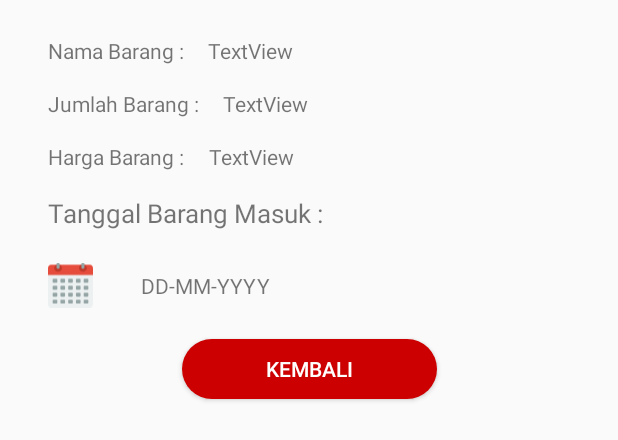
After one commit to Azizalfauzi/Warehouse-Helper, an Android app: the layout list_data_cari_find.xml on its own in the app's theme, with its tools: preview values and no code run, on a phone screen of 412 x 824 dp. The commit adds this screen. Shown: the top 440 px of the screen. Run offline under Robolectric (Android 15) with nearby library versions, the phone set to English and light mode, and no system bars.

Commit message:
Initial Commit menyelesaikan fungsi cari data menggunakan alert dialog

```diff
--- a/app/src/main/AndroidManifest.xml
+++ b/app/src/main/AndroidManifest.xml
@@ -9,7 +9,7 @@
         android:roundIcon="@mipmap/ic_launcher_round"
         android:supportsRtl="true"
         android:theme="@style/AppTheme">
-        <activity android:name=".caridata.CariData"></activity>
+        <activity android:name=".inventaris.CariData"></activity>
         <activity android:name=".tambahdata.TambahData" />
         <activity android:name=".Dashboard.DashboardActivity" />
         <activity android:name=".AboutActivity" />
--- a/app/src/main/java/org/d3ifcool/warehousehelper/Dashboard/DashboardActivity.kt
+++ b/app/src/main/java/org/d3ifcool/warehousehelper/Dashboard/DashboardActivity.kt
@@ -12,7 +12,7 @@ import org.d3ifcool.warehousehelper.AboutActivity
 import org.d3ifcool.warehousehelper.R
 import org.d3ifcool.warehousehelper.tambahdata.TambahData
 import org.d3ifcool.warehousehelper.autentifikasi.LoginActivity
-import org.d3ifcool.warehousehelper.caridata.CariData
+import org.d3ifcool.warehousehelper.inventaris.CariData
 import org.d3ifcool.warehousehelper.databinding.ActivityDashboardBinding
 
 
--- a/app/src/main/res/drawable/custom_bt_logout.xml
+++ b/app/src/main/res/drawable/custom_bt_logout.xml
@@ -1,11 +1,11 @@
 <?xml version="1.0" encoding="utf-8"?>
 <shape xmlns:android="http://schemas.android.com/apk/res/android">
     <corners
-        android:bottomLeftRadius="15dp"
-        android:bottomRightRadius="15dp"
+        android:bottomLeftRadius="20dp"
+        android:bottomRightRadius="20dp"
         android:radius="20dp"
-        android:topLeftRadius="15dp"
-        android:topRightRadius="15dp" />
+        android:topLeftRadius="20dp"
+        android:topRightRadius="20dp" />
     <size
         android:width="150dp"
         android:height="1dp" />
--- a/app/src/main/res/layout/activity_cari_data.xml
+++ b/app/src/main/res/layout/activity_cari_data.xml
@@ -2,7 +2,7 @@
 <layout xmlns:android="http://schemas.android.com/apk/res/android"
     xmlns:app="http://schemas.android.com/apk/res-auto"
     xmlns:tools="http://schemas.android.com/tools"
-    tools:context=".caridata.CariData">
+    tools:context=".inventaris.CariData">
 
     <ScrollView
         android:layout_width="match_parent"
@@ -17,9 +17,7 @@
                 android:id="@+id/inp_cari_data"
                 android:layout_width="wrap_content"
                 android:layout_height="wrap_content"
-                android:layout_marginStart="32dp"
                 android:layout_marginTop="24dp"
-                android:layout_marginEnd="32dp"
                 android:ems="10"
                 android:hint="@string/t_search"
                 android:inputType="textPersonName"
@@ -29,7 +27,7 @@
                 app:layout_constraintTop_toTopOf="parent" />
 
             <ImageView
-                android:id="@+id/imageView6"
+                android:id="@+id/bt_cari_data"
                 android:layout_width="wrap_content"
                 android:layout_height="wrap_content"
                 app:layout_constraintBottom_toBottomOf="@+id/inp_cari_data"
--- /dev/null
+++ b/app/src/main/res/layout/list_data_cari_find.xml
@@ -0,0 +1,116 @@
+<?xml version="1.0" encoding="utf-8"?>
+<androidx.constraintlayout.widget.ConstraintLayout xmlns:android="http://schemas.android.com/apk/res/android"
+    xmlns:app="http://schemas.android.com/apk/res-auto"
+    xmlns:tools="http://schemas.android.com/tools"
+    android:layout_width="match_parent"
+    android:layout_height="wrap_content">
+
+    <ImageView
+        android:id="@+id/tv_tanggal_pilihan"
+        android:layout_width="30dp"
+        android:layout_height="40dp"
+        android:layout_marginStart="32dp"
+        android:layout_marginTop="16dp"
+        app:layout_constraintStart_toStartOf="parent"
+        app:layout_constraintTop_toBottomOf="@+id/textView6"
+        app:srcCompat="@drawable/ic_calendar_2"
+        tools:ignore="VectorDrawableCompat" />
+
+    <TextView
+        android:id="@+id/textView6"
+        android:layout_width="wrap_content"
+        android:layout_height="wrap_content"
+        android:layout_marginStart="32dp"
+        android:layout_marginTop="16dp"
+        android:text="@string/t_barang_masuk"
+        android:textSize="17sp"
+        app:layout_constraintStart_toStartOf="parent"
+        app:layout_constraintTop_toBottomOf="@+id/tv_hasil_harga_find" />
+
+    <TextView
+        android:id="@+id/tv_hasil_tanggal_find"
+        android:layout_width="wrap_content"
+        android:layout_height="wrap_content"
+        android:layout_marginStart="32dp"
+        android:text="@string/t_tanggal_pilihan"
+        app:layout_constraintBottom_toBottomOf="@+id/tv_tanggal_pilihan"
+        app:layout_constraintStart_toEndOf="@+id/tv_tanggal_pilihan"
+        app:layout_constraintTop_toTopOf="@+id/tv_tanggal_pilihan" />
+
+    <TextView
+        android:id="@+id/tv_hasil_nama_find"
+        android:layout_width="wrap_content"
+        android:layout_height="wrap_content"
+        android:layout_marginStart="16dp"
+        android:text="TextView"
+        app:layout_constraintBottom_toBottomOf="@+id/textView11"
+        app:layout_constraintStart_toEndOf="@+id/textView11"
+        app:layout_constraintTop_toTopOf="@+id/textView11" />
+
+    <TextView
+        android:id="@+id/tv_hasil_jumlah_find"
+        android:layout_width="wrap_content"
+        android:layout_height="wrap_content"
+        android:layout_marginStart="16dp"
+        android:text="TextView"
+        app:layout_constraintBottom_toBottomOf="@+id/textView12"
+        app:layout_constraintStart_toEndOf="@+id/textView12"
+        app:layout_constraintTop_toTopOf="@+id/textView12"
+        app:layout_constraintVertical_bias="0.0" />
+
+    <TextView
+        android:id="@+id/tv_hasil_harga_find"
+        android:layout_width="wrap_content"
+        android:layout_height="wrap_content"
+        android:layout_marginStart="16dp"
+        android:text="TextView"
+        app:layout_constraintBottom_toBottomOf="@+id/textView13"
+        app:layout_constraintStart_toEndOf="@+id/textView13"
+        app:layout_constraintTop_toTopOf="@+id/textView13" />
+
+    <TextView
+        android:id="@+id/textView11"
+        android:layout_width="wrap_content"
+        android:layout_height="wrap_content"
+        android:layout_marginStart="32dp"
+        android:layout_marginTop="24dp"
+        android:text="@string/t_find_nama"
+        app:layout_constraintStart_toStartOf="parent"
+        app:layout_constraintTop_toTopOf="parent" />
+
+    <TextView
+        android:id="@+id/textView12"
+        android:layout_width="wrap_content"
+        android:layout_height="wrap_content"
+        android:layout_marginStart="32dp"
+        android:layout_marginTop="16dp"
+        android:text="@string/t_find_jumlah"
+        app:layout_constraintStart_toStartOf="parent"
+        app:layout_constraintTop_toBottomOf="@+id/textView11" />
+
+    <TextView
+        android:id="@+id/textView13"
+        android:layout_width="wrap_content"
+        android:layout_height="wrap_content"
+        android:layout_marginStart="32dp"
+        android:layout_marginTop="16dp"
+        android:text="@string/t_find_harga"
+        app:layout_constraintStart_toStartOf="parent"
+        app:layout_constraintTop_toBottomOf="@+id/textView12" />
+
+    <Button
+        android:id="@+id/bt_back_find"
+        android:layout_width="170dp"
+        android:layout_height="40dp"
+        android:layout_marginStart="32dp"
+        android:layout_marginTop="16dp"
+        android:layout_marginEnd="32dp"
+        android:layout_marginBottom="16dp"
+        android:background="@drawable/custom_bt_logout"
+        android:text="@string/bt_bacak_find"
+        android:textColor="@color/colorAccent"
+        app:layout_constraintBottom_toBottomOf="parent"
+        app:layout_constraintEnd_toEndOf="parent"
+        app:layout_constraintStart_toStartOf="parent"
+        app:layout_constraintTop_toBottomOf="@+id/tv_tanggal_pilihan" />
+</androidx.constraintlayout.widget.ConstraintLayout>
--- a/app/src/main/res/values/strings.xml
+++ b/app/src/main/res/values/strings.xml
@@ -43,4 +43,8 @@
     <string name="t_search">Serach Data...</string>
     <string name="bt_edit_data">"Edit "</string>
     <string name="t_jumlah_cari_data">(Jumlah Barang)</string>
+    <string name="t_find_nama">Nama Barang :</string>
+    <string name="t_find_jumlah">Jumlah Barang :</string>
+    <string name="t_find_harga">Harga Barang :</string>
+    <string name="bt_bacak_find">Kembali</string>
 </resources>
```
Also changed, not shown: app/src/main/java/org/d3ifcool/warehousehelper/caridata/CariData.kt (deleted, +0 -56 lines), app/src/main/java/org/d3ifcool/warehousehelper/inventaris/CariAdapter.kt (renamed from app/src/main/java/org/d3ifcool/warehousehelper/caridata/CariAdapter.kt, +6 -7 lines), app/src/main/java/org/d3ifcool/warehousehelper/inventaris/CariData.kt (added, +113 -0 lines), app/src/main/java/org/d3ifcool/warehousehelper/tambahdata/TambahData.kt (+15 -15 lines), app/src/main/res/layout/activity_tambah_data.xml (+8 -8 lines), app/src/main/res/layout/list_data_cari_update.xml (+7 -7 lines).
